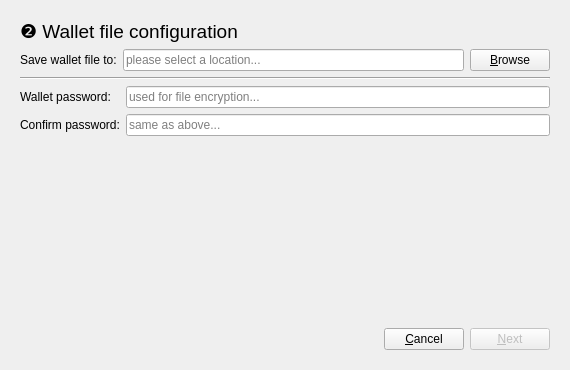
Qt form widgets/createwalletwizard.ui (joshirio/iota-cooler) before a commit.
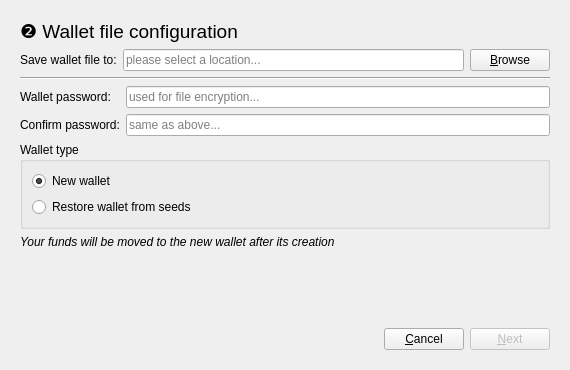
The same form after that commit. The open tabs and pages were chosen to show the change.

Commit message: wallet restore widget, work in progress

The edit to the form file:
```diff
--- a/widgets/createwalletwizard.ui
+++ b/widgets/createwalletwizard.ui
@@ -185,6 +185,48 @@
          </item>
         </layout>
        </item>
+       <item>
+        <widget class="QGroupBox" name="groupBox">
+         <property name="title">
+          <string>Wallet type</string>
+         </property>
+         <layout class="QVBoxLayout" name="verticalLayout_14">
+          <item>
+           <widget class="QRadioButton" name="newWalletRadio">
+            <property name="toolTip">
+             <string>Create a new and empty wallet</string>
+            </property>
+            <property name="text">
+             <string>New wallet</string>
+            </property>
+            <property name="checked">
+             <bool>true</bool>
+            </property>
+           </widget>
+          </item>
+          <item>
+           <widget class="QRadioButton" name="restoreWalletRadio">
+            <property name="toolTip">
+             <string>Create a new wallet and import funds from previous seeds, which were previously used with IOTAcooler</string>
+            </property>
+            <property name="text">
+             <string>Restore wallet from seeds</string>
+            </property>
+           </widget>
+          </item>
+         </layout>
+        </widget>
+       </item>
+       <item>
+        <widget class="QLabel" name="restoreFundsInfoLabel">
+         <property name="text">
+          <string>&lt;i&gt;Your funds will be moved to the new wallet after its creation&lt;/i&gt;</string>
+         </property>
+         <property name="wordWrap">
+          <bool>true</bool>
+         </property>
+        </widget>
+       </item>
        <item>
         <spacer name="verticalSpacer_2">
          <property name="orientation">
```
Left out of the diff: 64 changed lines with no effect on the pictures. The commit also changes 10 other files.
